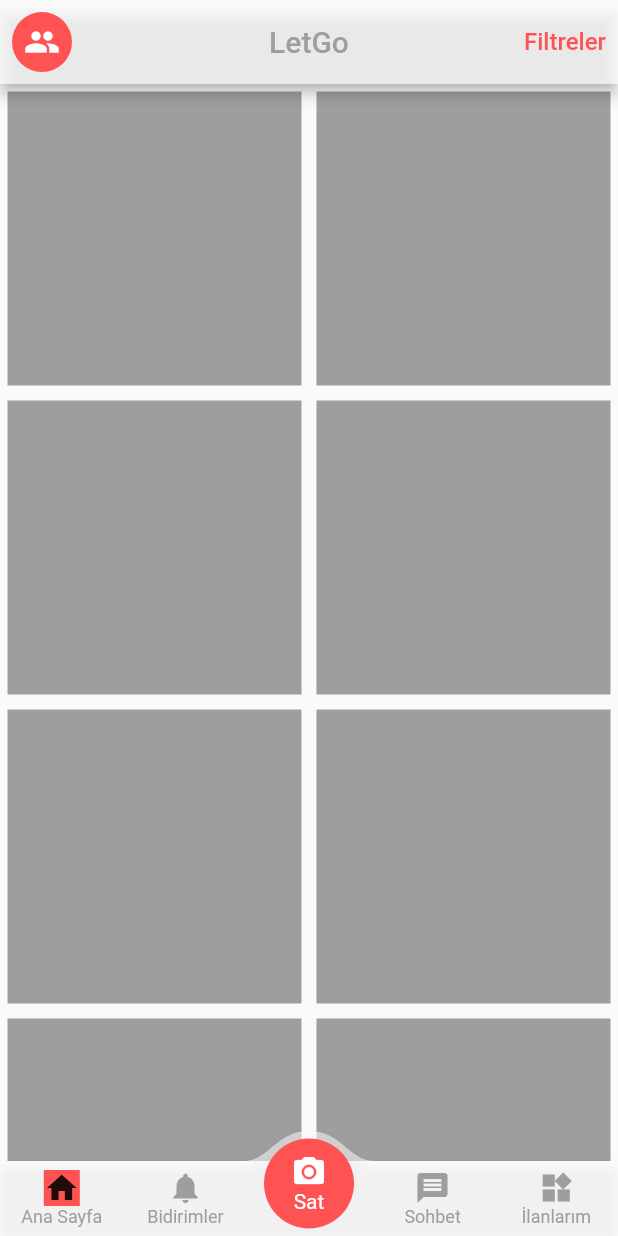
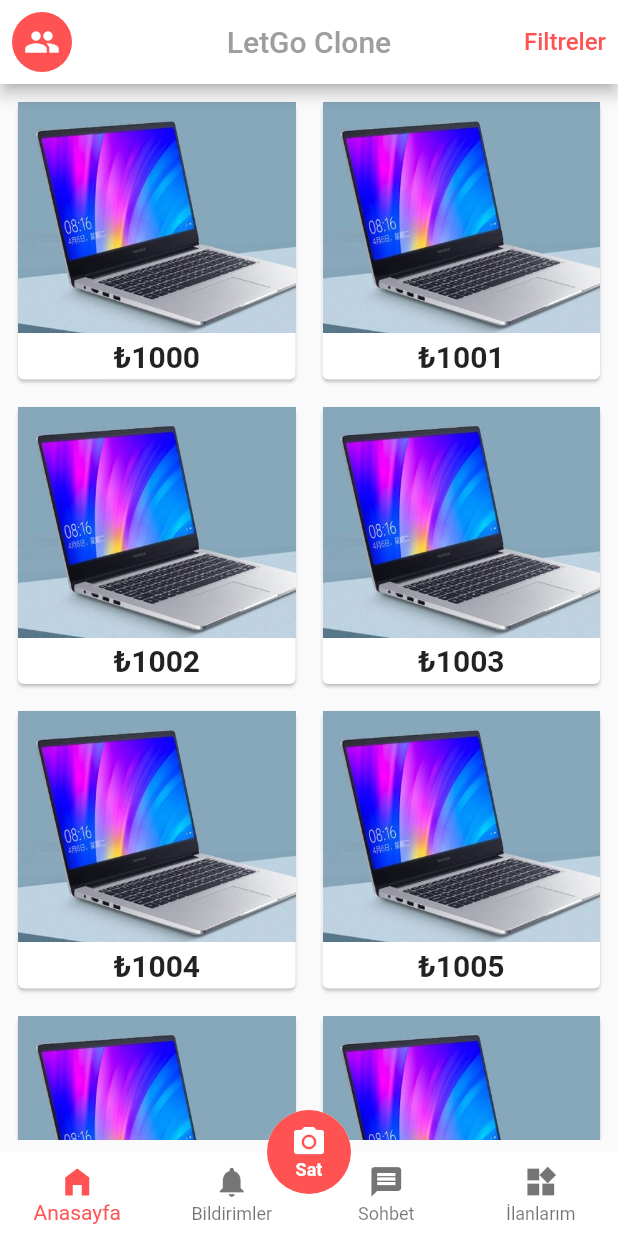
Before and after one commit to oguzkaba/letgo_clone_project, a Flutter app: the screen it shows after launch, on a phone screen of 412 x 824 dp. Run offline on Flutter 3.47's test engine with Material 2 defaults, Android fonts, the phone set to English and light mode, and no system bars; drawn by our look-alikes of convex_bottom_bar; our stand-ins replace flutter_swiper_null_safety, get.

Commit message:
commit-2

```diff
--- a/lib/controller/dataView_controller.dart
+++ b/lib/controller/dataView_controller.dart
@@ -1,5 +1,19 @@
 import 'package:get/get.dart';
 
-class DataViewController extends GetxController{
-  final bottomNavIndex=0.obs;
+class DataViewController extends GetxController {
+  final bottomNavIndex = 0.obs;
+  final List<String> imgList = [
+    // 'assets/laptop.jpg',
+    // 'assets/laptop.jpg',
+    // 'assets/laptop.jpg',
+    // 'assets/laptop.jpg',
+    // 'assets/laptop.jpg',
+
+    'https://images.unsplash.com/photo-1520342868574-5fa3804e551c?ixlib=rb-0.3.5&ixid=eyJhcHBfaWQiOjEyMDd9&s=6ff92caffcdd63681a35134a6770ed3b&auto=format&fit=crop&w=1951&q=80',
+    'https://images.unsplash.com/photo-1522205408450-add114ad53fe?ixlib=rb-0.3.5&ixid=eyJhcHBfaWQiOjEyMDd9&s=368f45b0888aeb0b7b08e3a1084d3ede&auto=format&fit=crop&w=1950&q=80',
+    'https://images.unsplash.com/photo-1519125323398-675f0ddb6308?ixlib=rb-0.3.5&ixid=eyJhcHBfaWQiOjEyMDd9&s=94a1e718d89ca60a6337a6008341ca50&auto=format&fit=crop&w=1950&q=80',
+    'https://images.unsplash.com/photo-1523205771623-e0faa4d2813d?ixlib=rb-0.3.5&ixid=eyJhcHBfaWQiOjEyMDd9&s=89719a0d55dd05e2deae4120227e6efc&auto=format&fit=crop&w=1953&q=80',
+    'https://images.unsplash.com/photo-1508704019882-f9cf40e475b4?ixlib=rb-0.3.5&ixid=eyJhcHBfaWQiOjEyMDd9&s=8c6e5e3aba713b17aa1fe71ab4f0ae5b&auto=format&fit=crop&w=1352&q=80',
+    'https://images.unsplash.com/photo-1519985176271-adb1088fa94c?ixlib=rb-0.3.5&ixid=eyJhcHBfaWQiOjEyMDd9&s=a0c8d632e977f94e5d312d9893258f59&auto=format&fit=crop&w=1355&q=80'
+  ].obs;
 }
--- a/lib/main.dart
+++ b/lib/main.dart
@@ -1,6 +1,6 @@
 import 'package:flutter/material.dart';
 import 'package:get/get.dart';
-import 'package:letgo_clone_project/view/home-page.dart';
+import 'package:letgo_clone_project/view/homePage.dart';
 
 void main() {
   runApp(MyApp());
@@ -16,6 +16,6 @@ class MyApp extends StatelessWidget {
             primaryTextTheme:
                 TextTheme(headline6: TextStyle(color: Colors.grey)),
             primaryColor: Colors.redAccent,
-            appBarTheme: AppBarTheme(color: Colors.white70, centerTitle: true)));
+            appBarTheme: AppBarTheme(color: Colors.white, centerTitle: true)));
   }
 }
--- a/lib/view/home-page.dart
+++ /dev/null
@@ -1,70 +0,0 @@
-import 'package:convex_bottom_bar/convex_bottom_bar.dart';
-import 'package:flutter/material.dart';
-import 'package:get/get.dart';
-import 'package:letgo_clone_project/controller/dataView_controller.dart';
-
-class HomePage extends StatelessWidget {
-  HomePage({Key? key}) : super(key: key);
-  Map<IconData, String> iconList = {
-    Icons.home_filled: 'Ana Sayfa',
-    Icons.notifications: 'Bildirimler',
-    Icons.message: 'Sohbet',
-    Icons.widgets: 'İlanlarım'
-  };
-  DataViewController dvc = Get.put(DataViewController());
-
-  @override
-  Widget build(BuildContext context) {
-    return Scaffold(
-      appBar: AppBar(
-          leading: Padding(
-            padding: const EdgeInsets.all(8.0),
-            child: CircleAvatar(
-                child: Icon(Icons.people, color: Colors.white),
-                radius: 10,
-                backgroundColor: Colors.redAccent),
-          ),
-          title: Text('LetGo'),
-          actions: [
-            TextButton(
-                onPressed: null,
-                child: Text('Filtreler',
-                    style: TextStyle(fontSize: 16, color: Colors.redAccent)))
-          ]),
-      body: GridView.count(
-        crossAxisCount: 2,
-        children: List.generate(
-            50,
-            (index) => Padding(
-                  padding: const EdgeInsets.all(5.0),
-                  child: Container(color: Colors.grey),
-                )),
-      ),
-      bottomNavigationBar: ConvexAppBar(
-        backgroundColor: Colors.white54,
-        top: -20,
-        curveSize: 60,
-        activeColor: Colors.redAccent,
-        color: Colors.grey,
-        style: TabStyle.fixedCircle,
-
-        items: [
-          TabItem<Widget>(icon: Container(color:Colors.redAccent,child: Icon(Icons.home)), title: 'Ana Sayfa'),
-          TabItem(icon: Icons.notifications, title: 'Bidirimler'),
-          TabItem<Widget>(
-              icon: Column(
-                  mainAxisAlignment: MainAxisAlignment.center,
-                  children: [
-                    Icon(Icons.photo_camera, color: Colors.white),
-                    Text('Sat', style: TextStyle(color: Colors.white))
-                  ]),
-              title: 'Sat'),
-          TabItem(icon: Icons.message, title: 'Sohbet'),
-          TabItem(icon: Icons.widgets, title: 'İlanlarım'),
-        ],
-        initialActiveIndex: 2, //optional, default as 0
-        onTap: (int i) => print('click index=$i'),
-      ),
-    );
-  }
-}
--- /dev/null
+++ b/lib/view/homePage.dart
@@ -0,0 +1,108 @@
+import 'package:flutter/material.dart';
+import 'package:get/get.dart';
+import 'package:letgo_clone_project/controller/dataView_controller.dart';
+import 'package:letgo_clone_project/view/productPage.dart';
+
+// ignore: must_be_immutable
+class HomePage extends StatelessWidget {
+  HomePage({Key? key}) : super(key: key);
+
+  DataViewController dvc = Get.put(DataViewController());
+
+  @override
+  Widget build(BuildContext context) {
+    return Scaffold(
+        appBar: AppBar(
+            leading: Padding(
+              padding: const EdgeInsets.all(8.0),
+              child: CircleAvatar(
+                  child: Icon(Icons.people, color: Colors.white),
+                  radius: 10,
+                  backgroundColor: Colors.redAccent),
+            ),
+            title: Text('LetGo Clone'),
+            actions: [
+              TextButton(
+                  onPressed: null,
+                  child: Text('Filtreler',
+                      style: TextStyle(fontSize: 16, color: Colors.redAccent)))
+            ]),
+        body: _gridViewContent(),
+        floatingActionButton: _floatAButton(),
+        floatingActionButtonLocation: FloatingActionButtonLocation.centerDocked,
+        bottomNavigationBar: Obx(() => _bottomBar()));
+  }
+
+  Padding _gridViewContent() {
+    return Padding(
+      padding: const EdgeInsets.all(8.0),
+      child: GridView.count(
+        childAspectRatio: 1,
+        crossAxisSpacing: 10,
+        mainAxisSpacing: 10,
+        crossAxisCount: 2,
+        children: List.generate(
+            50,
+            (index) => InkWell(
+                  onTap: () => Get.to(() => ProductView()),
+                  child: Card(
+                      child: Column(
+                          mainAxisAlignment: MainAxisAlignment.start,
+                          crossAxisAlignment: CrossAxisAlignment.start,
+                          children: [
+                        Expanded(
+                            flex: 5,
+                            child: Container(
+                                child: Image.asset('assets/laptop.jpg',
+                                    fit: BoxFit.cover))),
+                        Expanded(
+                            flex: 1,
+                            child: Center(
+                              child: Text('₺' + (index + 1000).toString(),
+                                  style: TextStyle(
+                                      fontWeight: FontWeight.bold,
+                                      fontSize: 20)),
+                            ))
+                      ])),
+                )),
+      ),
+    );
+  }
+
+  FloatingActionButton _floatAButton() {
+    return FloatingActionButton(
+        elevation: 0,
+        backgroundColor: Colors.white,
+        onPressed: () {},
+        child: CircleAvatar(
+            radius: 30,
+            backgroundColor: Colors.redAccent,
+            foregroundColor: Colors.white,
+            child: Column(
+              mainAxisAlignment: MainAxisAlignment.center,
+              children: [
+                Icon(Icons.photo_camera),
+                Text('Sat',
+                    style: TextStyle(fontSize: 12, fontWeight: FontWeight.bold))
+              ],
+            )));
+  }
+
+  BottomNavigationBar _bottomBar() {
+    return BottomNavigationBar(
+        selectedItemColor: Colors.redAccent,
+        currentIndex: dvc.bottomNavIndex.value,
+        onTap: (index) => dvc.bottomNavIndex.value = index,
+        elevation: 0,
+        type: BottomNavigationBarType.fixed,
+        backgroundColor: Colors.white,
+        items: [
+          BottomNavigationBarItem(
+              icon: Icon(Icons.home_filled), label: 'Anasayfa'),
+          BottomNavigationBarItem(
+              icon: Icon(Icons.notifications), label: 'Bildirimler'),
+          BottomNavigationBarItem(icon: Icon(Icons.message), label: 'Sohbet'),
+          BottomNavigationBarItem(icon: Icon(Icons.widgets), label: 'İlanlarım')
+        ]);
+  }
+}
--- a/pubspec.yaml
+++ b/pubspec.yaml
@@ -24,8 +24,7 @@ dependencies:
   flutter:
     sdk: flutter
   get:
-  convex_bottom_bar:
-
+  flutter_swiper_null_safety:
   # The following adds the Cupertino Icons font to your application.
   # Use with the CupertinoIcons class for iOS style icons.
   cupertino_icons: ^1.0.2
@@ -46,7 +45,8 @@ flutter:
   uses-material-design: true
 
   # To add assets to your application, add an assets section, like this:
-  # assets:
+  assets:
+    - assets/
   #   - images/a_dot_burr.jpeg
   #   - images/a_dot_ham.jpeg
 
```
Also changed, not shown: lib/view/fullPic_view.dart (added, +22 -0 lines), lib/view/productPage.dart (added, +26 -0 lines), lib/view/widgets/swiper_widget.dart (added, +42 -0 lines), assets/laptop.jpg (added), pubspec.lock.
